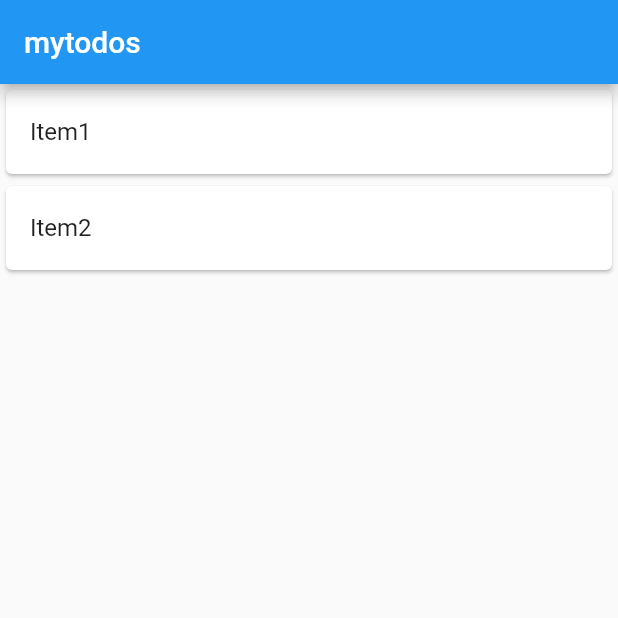
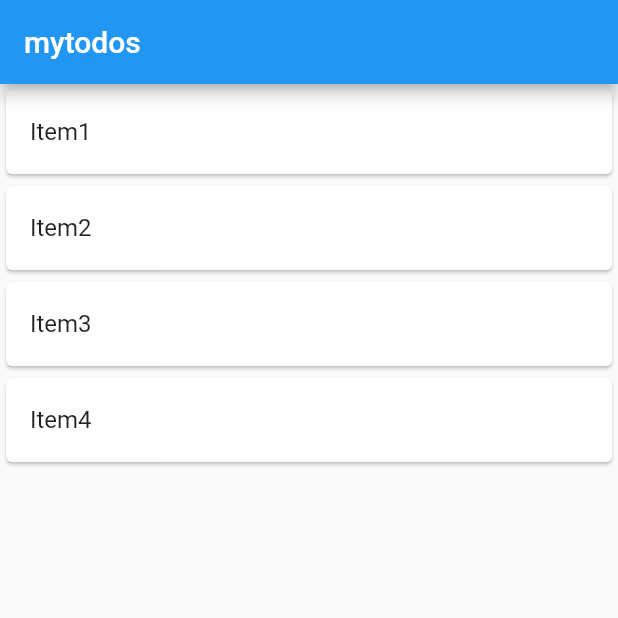
Before and after one commit to Manoj-113/Flutter-Todo-List, a Flutter app: the screen it shows after launch, on a phone screen of 412 x 824 dp, the top half of it. Run offline on Flutter 3.47's test engine with Material 2 defaults, Android fonts, the phone set to English and light mode, and no system bars.

Commit message:
Add sample Items

```diff
--- a/lib/main.dart
+++ b/lib/main.dart
@@ -25,6 +25,8 @@ void main() =>
     super.initState();
     todos.add("Item1");
     todos.add("Item2");
+    todos.add("Item3");
+    todos.add("Item4");
   }
 
       @override
```
